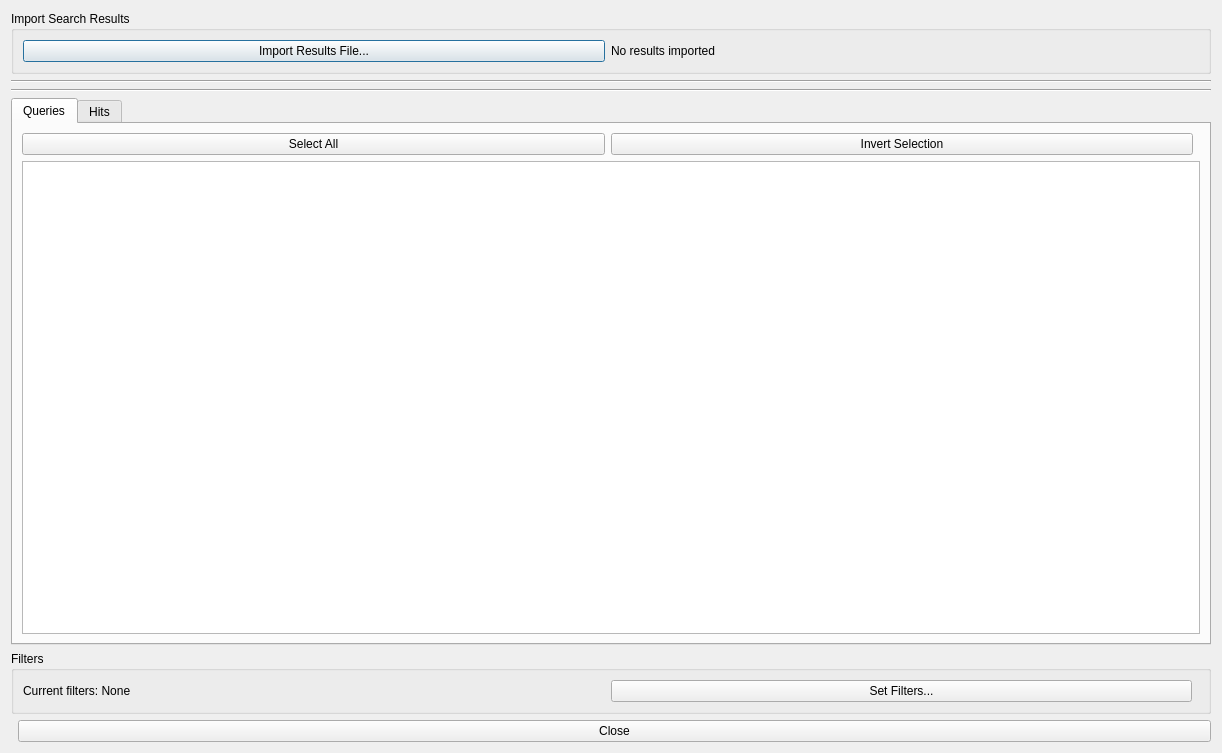
First picture: the form in ui/dialogs/graphsearchdialog.ui, repository Steven-Stimson/Pathfinder, before the edit.
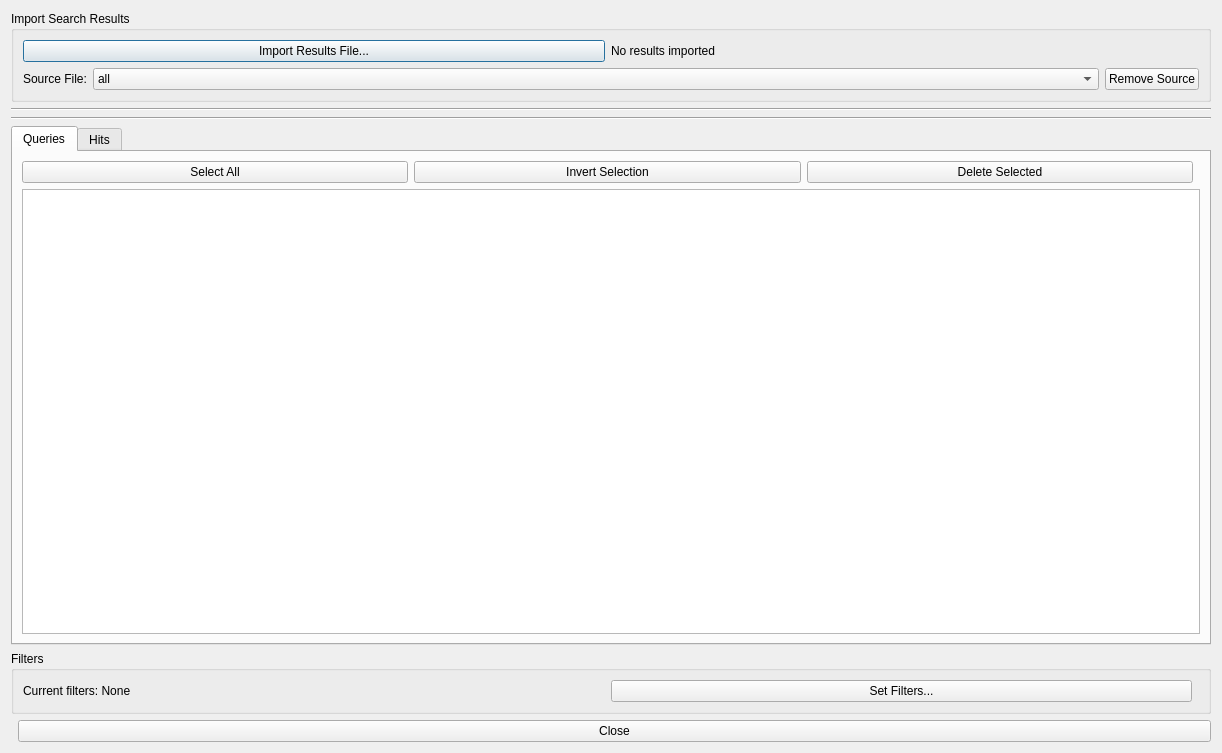
Second picture: the form after the edit.

The edit to the form file:
```diff
--- a/ui/dialogs/graphsearchdialog.ui
+++ b/ui/dialogs/graphsearchdialog.ui
@@ -19,6 +19,8 @@
      <property name="title">
       <string>Import Search Results</string>
      </property>
+     <layout class="QVBoxLayout" name="importVBoxLayout">
+      <item>
      <layout class="QHBoxLayout" name="importLayout">
       <item>
        <widget class="QPushButton" name="importResultsButton">
@@ -45,6 +47,44 @@
        </spacer>
       </item>
      </layout>
+      </item>
+      <item>
+       <layout class="QHBoxLayout" name="sourceFileLayout">
+        <item>
+         <widget class="QLabel" name="sourceFileLabel">
+          <property name="text">
+           <string>Source File:</string>
+          </property>
+         </widget>
+        </item>
+        <item>
+         <widget class="QComboBox" name="sourceFileComboBox">
+          <property name="sizePolicy">
+           <sizepolicy hsizetype="Expanding" vsizetype="Fixed">
+            <horstretch>1</horstretch>
+            <verstretch>0</verstretch>
+           </sizepolicy>
+          </property>
+          <item>
+           <property name="text">
+            <string>all</string>
+           </property>
+          </item>
+         </widget>
+        </item>
+        <item>
+         <widget class="QPushButton" name="removeSourceFileButton">
+          <property name="text">
+           <string>Remove Source</string>
+          </property>
+          <property name="toolTip">
+           <string>Remove selected source file and its entries</string>
+          </property>
+         </widget>
+        </item>
+       </layout>
+      </item>
+     </layout>
     </widget>
    </item>
    <item>
@@ -87,6 +127,13 @@
            </property>
           </widget>
          </item>
+         <item>
+          <widget class="QPushButton" name="deleteSelectedQueriesButton">
+           <property name="text">
+            <string>Delete Selected</string>
+           </property>
+          </widget>
+         </item>
          <item>
           <spacer name="queriesButtonSpacer">
            <property name="orientation">
```
Lines whose indentation alone changed are shown as unchanged.
